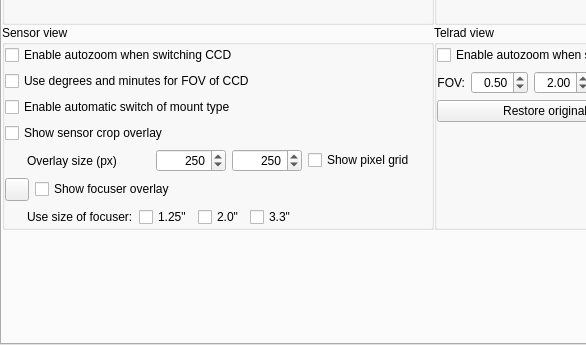
519984307/stellarium_src, file plugins/Oculars/src/gui/ocularDialog.ui: the form before one commit; both pictures show x 0 to 586 and y 274 to 619 of the 722 by 619 pixel window.
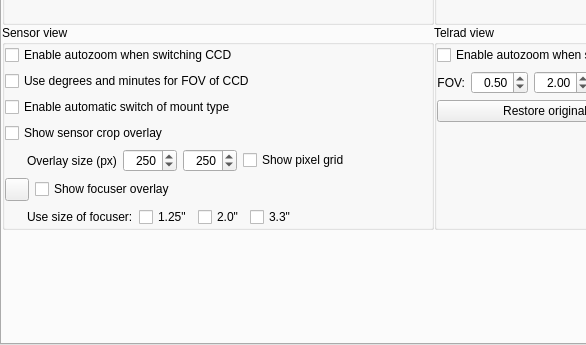
The form after the commit. Icons and pictures are not drawn. Custom widgets are drawn as their Qt base class.

Commit message: Added keyboard shortcut for toggle focuser overlay to Oculars plugin

Diff of the .ui file:
```diff
--- a/plugins/Oculars/src/gui/ocularDialog.ui
+++ b/plugins/Oculars/src/gui/ocularDialog.ui
@@ -734,6 +734,19 @@
                  </property>
                 </widget>
                </item>
+               <item>
+                <spacer name="horizontalSpacer_3">
+                 <property name="orientation">
+                  <enum>Qt::Horizontal</enum>
+                 </property>
+                 <property name="sizeHint" stdset="0">
+                  <size>
+                   <width>40</width>
+                   <height>20</height>
+                  </size>
+                 </property>
+                </spacer>
+               </item>
               </layout>
              </item>
             </layout>
```
The commit also changes 2 other files.
